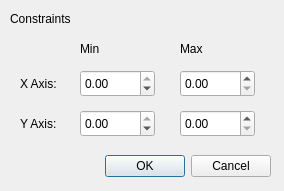
Above: AerOpt/Gui/Gui/Dialogs/ConstraintsDialog.ui from DrBenEvans/AerOptGUI before the change. Below: the same form after it.
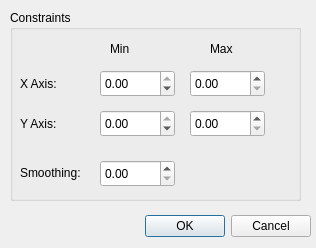
That is the form after the change.

Commit message: ContraintsDialog.ui add spinner box

The edit to the form file:
```diff
--- a/AerOpt/Gui/Gui/Dialogs/ConstraintsDialog.ui
+++ b/AerOpt/Gui/Gui/Dialogs/ConstraintsDialog.ui
@@ -6,8 +6,8 @@
    <rect>
     <x>0</x>
     <y>0</y>
-    <width>284</width>
-    <height>191</height>
+    <width>316</width>
+    <height>248</height>
    </rect>
   </property>
   <property name="sizePolicy">
@@ -22,8 +22,8 @@
   <widget class="QDialogButtonBox" name="buttonBox">
    <property name="geometry">
     <rect>
-     <x>90</x>
-     <y>150</y>
+     <x>130</x>
+     <y>210</y>
      <width>181</width>
      <height>32</height>
     </rect>
@@ -35,50 +35,55 @@
     <set>QDialogButtonBox::Cancel|QDialogButtonBox::Ok</set>
    </property>
   </widget>
-  <widget class="QLabel" name="label">
-   <property name="geometry">
-    <rect>
-     <x>20</x>
-     <y>70</y>
-     <width>67</width>
-     <height>27</height>
-    </rect>
-   </property>
-   <property name="text">
-    <string>X Axis: </string>
-   </property>
-  </widget>
-  <widget class="QLabel" name="label_2">
-   <property name="geometry">
-    <rect>
-     <x>20</x>
-     <y>110</y>
-     <width>67</width>
-     <height>27</height>
-    </rect>
-   </property>
-   <property name="text">
-    <string>Y Axis: </string>
-   </property>
-  </widget>
-  <widget class="QLabel" name="label_3">
+  <widget class="QGroupBox" name="contraints">
    <property name="geometry">
     <rect>
      <x>10</x>
      <y>10</y>
-     <width>91</width>
-     <height>17</height>
+     <width>291</width>
+     <height>191</height>
     </rect>
    </property>
-   <property name="text">
+   <property name="title">
     <string>Constraints</string>
    </property>
+   <widget class="QDoubleSpinBox" name="xMin">
+    <property name="geometry">
+     <rect>
+      <x>90</x>
+      <y>60</y>
+      <width>75</width>
+      <height>27</height>
+     </rect>
+    </property>
+    <property name="minimum">
+     <double>-0.500000000000000</double>
+    </property>
+    <property name="maximum">
+     <double>0.000000000000000</double>
+    </property>
+    <property name="singleStep">
+     <double>0.010000000000000</double>
+    </property>
+   </widget>
+   <widget class="QLabel" name="label">
+    <property name="geometry">
+     <rect>
+      <x>10</x>
+      <y>60</y>
+      <width>67</width>
+      <height>27</height>
+     </rect>
+    </property>
+    <property name="text">
+     <string>X Axis: </string>
+    </property>
   </widget>
   <widget class="QLabel" name="label_4">
    <property name="geometry">
     <rect>
-     <x>80</x>
-     <y>40</y>
+      <x>100</x>
+      <y>30</y>
      <width>41</width>
      <height>17</height>
     </rect>
@@ -90,8 +95,8 @@
   <widget class="QLabel" name="label_5">
    <property name="geometry">
     <rect>
-     <x>180</x>
-     <y>40</y>
+      <x>200</x>
+      <y>30</y>
      <width>41</width>
      <height>17</height>
     </rect>
@@ -100,30 +105,11 @@
     <string>Max</string>
    </property>
   </widget>
-  <widget class="QDoubleSpinBox" name="xMin">
-   <property name="geometry">
-    <rect>
-     <x>80</x>
-     <y>70</y>
-     <width>75</width>
-     <height>27</height>
-    </rect>
-   </property>
-   <property name="minimum">
-    <double>-0.500000000000000</double>
-   </property>
-   <property name="maximum">
-    <double>0.000000000000000</double>
-   </property>
-   <property name="singleStep">
-    <double>0.010000000000000</double>
-   </property>
-  </widget>
   <widget class="QDoubleSpinBox" name="xMax">
    <property name="geometry">
     <rect>
      <x>180</x>
-     <y>70</y>
+      <y>60</y>
      <width>75</width>
      <height>27</height>
     </rect>
@@ -141,8 +127,8 @@
   <widget class="QDoubleSpinBox" name="yMin">
    <property name="geometry">
     <rect>
-     <x>80</x>
-     <y>110</y>
+      <x>90</x>
+      <y>100</y>
      <width>75</width>
      <height>27</height>
     </rect>
@@ -161,7 +147,7 @@
    <property name="geometry">
     <rect>
      <x>180</x>
-     <y>110</y>
+      <y>100</y>
      <width>75</width>
      <height>27</height>
     </rect>
@@ -175,6 +161,43 @@
    <property name="singleStep">
     <double>0.010000000000000</double>
    </property>
+   </widget>
+   <widget class="QLabel" name="label_2">
+    <property name="geometry">
+     <rect>
+      <x>10</x>
+      <y>100</y>
+      <width>67</width>
+      <height>27</height>
+     </rect>
+    </property>
+    <property name="text">
+     <string>Y Axis: </string>
+    </property>
+   </widget>
+   <widget class="QLabel" name="label_6">
+    <property name="geometry">
+     <rect>
+      <x>10</x>
+      <y>155</y>
+      <width>71</width>
+      <height>16</height>
+     </rect>
+    </property>
+    <property name="text">
+     <string>Smoothing:</string>
+    </property>
+   </widget>
+   <widget class="QDoubleSpinBox" name="smoothing">
+    <property name="geometry">
+     <rect>
+      <x>90</x>
+      <y>150</y>
+      <width>75</width>
+      <height>27</height>
+     </rect>
+    </property>
+   </widget>
   </widget>
  </widget>
  <resources/>
```
Left out of the diff: 12 changed lines with no effect on the pictures. Lines whose indentation alone changed are shown as unchanged.
